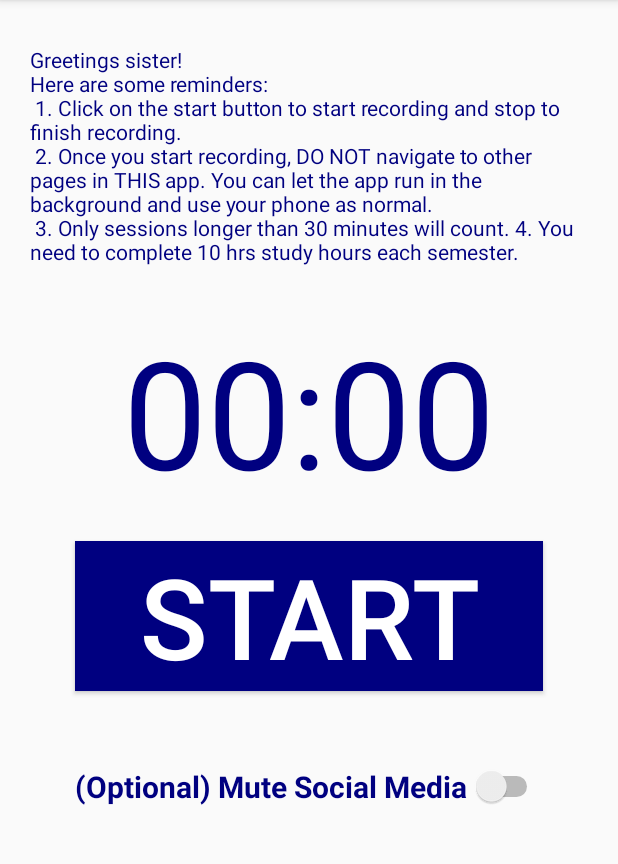
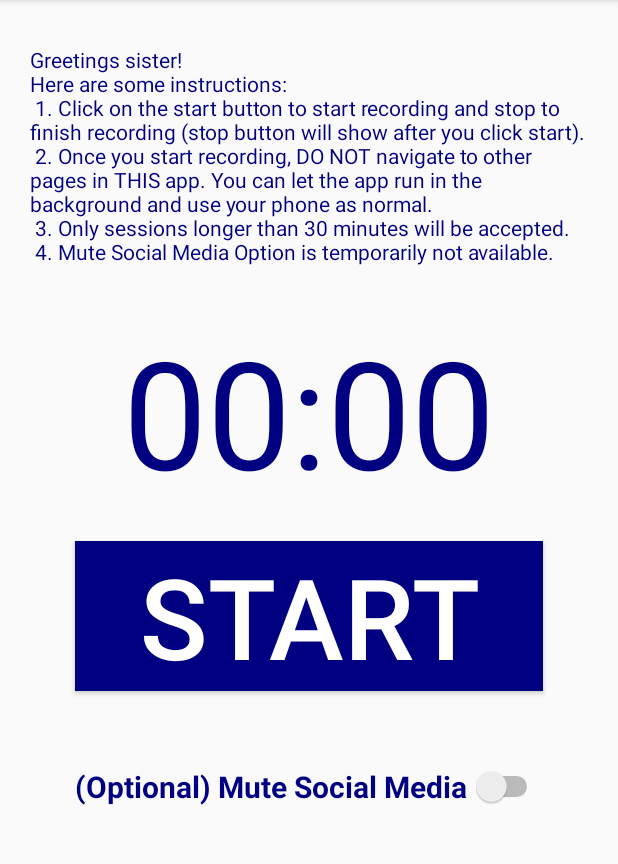
Before and after one commit to HTKshimo/StudyHours, an Android app: the screen it shows after launch once a user with an empty profile is signed in (MainActivity), on a phone screen of 412 x 824 dp, the part 84-948 px from its top. Run offline under Robolectric (Android 15) with nearby library versions, the phone set to English and light mode, and no system bars; our stand-ins replace Firebase (no records; nobody signed in at launch, a user with empty details on screens opened directly), navigation-ui.

Commit message:
changed instructions for users on front page.

```diff
--- a/Android/Frontend/app/src/main/res/values/strings.xml
+++ b/Android/Frontend/app/src/main/res/values/strings.xml
@@ -1,10 +1,10 @@
 <resources>
     <string name="app_name">StudyHours</string>
-    <string name="greeting">Greetings sister! \nHere are some reminders: \n
-        1. Click on the start button to start recording and stop to finish recording.\n
+    <string name="greeting">Greetings sister! \nHere are some instructions: \n
+        1. Click on the start button to start recording and stop to finish recording (stop button will show after you click start).\n
         2. Once you start recording, DO NOT navigate to other pages in THIS app. You can let the app run in the background and use your phone as normal.\n
-        3. Only sessions longer than 30 minutes will count.
-        4. You need to complete 10 hrs study hours each semester. </string>
+        3. Only sessions longer than 30 minutes will be accepted. \n
+        4. Mute Social Media Option is temporarily not available.</string>
     <string name="title_activity_navigation">NavigationActivity</string>
     <string name="navigation_drawer_open">Open navigation drawer</string>
     <string name="navigation_drawer_close">Close navigation drawer</string>
```
